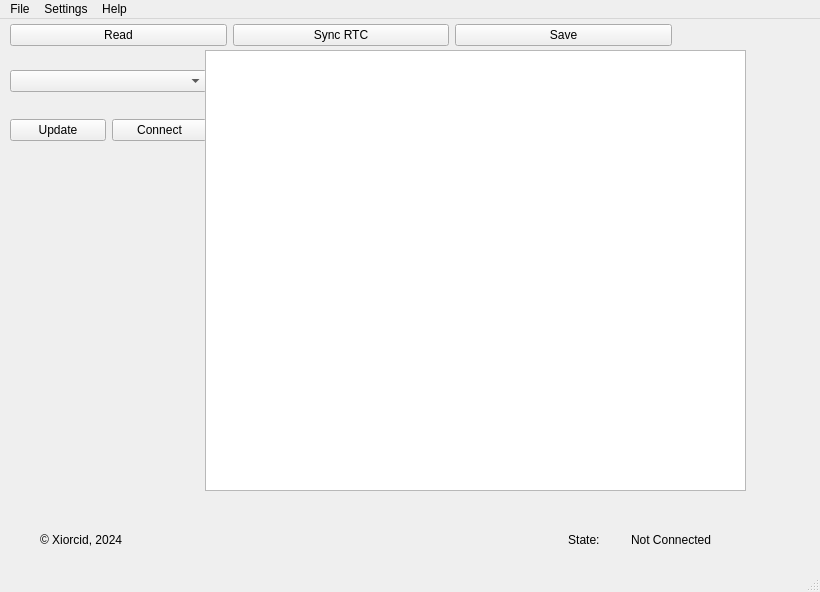
Qt form Termaink-GUI/termaink.ui (Xiorcid/TermaInk) before a commit.
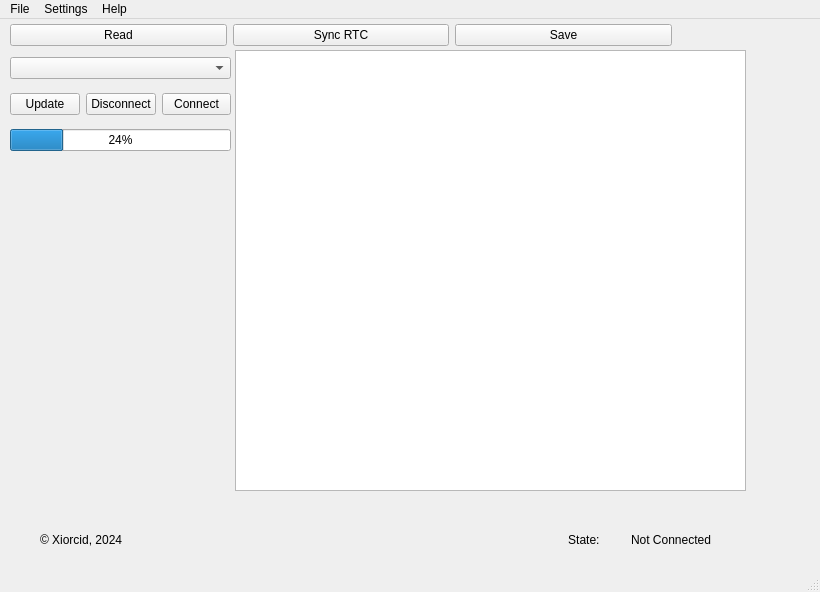
The same form after that commit.

Diff of the .ui file:
```diff
--- a/Termaink-GUI/termaink.ui
+++ b/Termaink-GUI/termaink.ui
@@ -66,7 +66,7 @@
      <rect>
       <x>10</x>
       <y>30</y>
-      <width>197</width>
+      <width>221</width>
       <height>113</height>
      </rect>
     </property>
@@ -76,6 +76,13 @@
      </item>
      <item>
       <layout class="QGridLayout" name="gridLayout">
+       <item row="0" column="2">
+        <widget class="QPushButton" name="conn">
+         <property name="text">
+          <string>Connect</string>
+         </property>
+        </widget>
+       </item>
        <item row="0" column="0">
         <widget class="QPushButton" name="update">
          <property name="text">
@@ -84,16 +91,24 @@
         </widget>
        </item>
        <item row="0" column="1">
-        <widget class="QPushButton" name="conn">
+        <widget class="QPushButton" name="disconn">
          <property name="text">
-          <string>Connect</string>
+          <string>Disconnect</string>
          </property>
         </widget>
        </item>
       </layout>
      </item>
      <item>
-      <layout class="QHBoxLayout" name="horizontalLayout_3"/>
+      <layout class="QHBoxLayout" name="horizontalLayout_3">
+       <item>
+        <widget class="QProgressBar" name="progressBar">
+         <property name="value">
+          <number>24</number>
+         </property>
+        </widget>
+       </item>
+      </layout>
      </item>
     </layout>
    </widget>
@@ -145,9 +160,9 @@
    <widget class="QTableWidget" name="tableWidget">
     <property name="geometry">
      <rect>
-      <x>205</x>
+      <x>235</x>
       <y>31</y>
-      <width>541</width>
+      <width>511</width>
       <height>441</height>
      </rect>
     </property>
```
